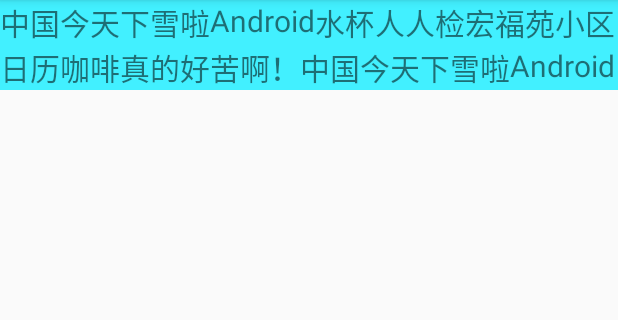
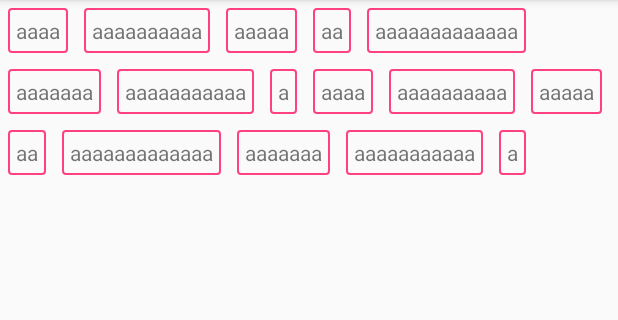
Before and after one commit to xuchengpu/CustomControl, an Android app: the FlowlayoutActivity screen opened directly, with no data from a screen before it, on a phone screen of 412 x 824 dp, the part 84-404 px from its top. Run offline under Robolectric (Android 15) with nearby library versions, the light colour scheme and no system bars; our stand-ins replace ButterKnife.

Commit message:
给流式布局添加适配器

```diff
--- a/app/src/main/java/com/xuchengpu/customcontrol/activitys/FlowlayoutActivity.java
+++ b/app/src/main/java/com/xuchengpu/customcontrol/activitys/FlowlayoutActivity.java
@@ -1,15 +1,77 @@
 package com.xuchengpu.customcontrol.activitys;
 
+import android.graphics.Color;
 import android.os.Bundle;
 import android.support.v7.app.AppCompatActivity;
+import android.view.LayoutInflater;
+import android.view.View;
+import android.view.ViewGroup;
+import android.widget.Toast;
 
 import com.xuchengpu.customcontrol.R;
+import com.xuchengpu.customcontrol.wiget.Flowlayout;
+
+import java.util.ArrayList;
+import java.util.List;
+
+import butterknife.ButterKnife;
+import butterknife.InjectView;
 
 public class FlowlayoutActivity extends AppCompatActivity {
+    @InjectView(R.id.flowlayout)
+    Flowlayout flowlayout;
+    private List<String> datas;
 
     @Override
     protected void onCreate(Bundle savedInstanceState) {
         super.onCreate(savedInstanceState);
         setContentView(R.layout.activity_flowlayout);
+        ButterKnife.inject(this);
+        initData();
+        initView();
+    }
+
+    private void initView() {
+        flowlayout.setAdapter(new FlowlayoutAdapter() {
+            @Override
+            public int getCount() {
+                return datas.size();
+            }
+
+            @Override
+            public View getView(final int position, ViewGroup parent) {
+                final android.widget.TextView textView = (android.widget.TextView) LayoutInflater.from(FlowlayoutActivity.this).inflate(R.layout.tag_view, parent, false);
+                textView.setText(datas.get(position));
+                textView.setOnClickListener(new View.OnClickListener() {
+                    @Override
+                    public void onClick(View v) {
+                        Toast.makeText(FlowlayoutActivity.this, "position=="+position, Toast.LENGTH_SHORT).show();
+                        textView.setBackgroundColor(Color.BLUE);
+                    }
+                });
+
+                return textView;
+            }
+        });
+    }
+
+    private void initData() {
+        datas = new ArrayList<>();
+        datas.add("aaaa");
+        datas.add("aaaaaaaaaa");
+        datas.add("aaaaa");
+        datas.add("aa");
+        datas.add("aaaaaaaaaaaaa");
+        datas.add("aaaaaaa");
+        datas.add("aaaaaaaaaaa");
+        datas.add("a");
+        datas.add("aaaa");
+        datas.add("aaaaaaaaaa");
+        datas.add("aaaaa");
+        datas.add("aa");
+        datas.add("aaaaaaaaaaaaa");
+        datas.add("aaaaaaa");
+        datas.add("aaaaaaaaaaa");
+        datas.add("a");
     }
 }
--- /dev/null
+++ b/app/src/main/java/com/xuchengpu/customcontrol/activitys/FlowlayoutAdapter.java
@@ -0,0 +1,16 @@
+package com.xuchengpu.customcontrol.activitys;
+
+import android.view.View;
+import android.view.ViewGroup;
+
+/**
+ * Created by 许成谱 on 2018/4/6 12:23.
+ * qq:1550540124
+ * 热爱生活每一天！
+ */
+
+public abstract class FlowlayoutAdapter {
+    public abstract int getCount();
+
+    public abstract View getView(int position, ViewGroup parent);
+}
--- a/app/src/main/java/com/xuchengpu/customcontrol/wiget/Flowlayout.java
+++ b/app/src/main/java/com/xuchengpu/customcontrol/wiget/Flowlayout.java
@@ -4,6 +4,8 @@
 import android.util.AttributeSet;
 import android.view.View;
 import android.view.ViewGroup;
+
+import com.xuchengpu.customcontrol.activitys.FlowlayoutAdapter;
 
 import java.util.ArrayList;
 import java.util.List;
@@ -15,7 +17,9 @@
  */
 
 public class Flowlayout extends ViewGroup {
+
     private List<List<View>> groups;//用来装一行一行的集合
+    private FlowlayoutAdapter adapter;
 
     public Flowlayout(Context context) {
         this(context, null);
@@ -33,45 +37,42 @@
     @Override
     protected void onMeasure(int widthMeasureSpec, int heightMeasureSpec) {
         super.onMeasure(widthMeasureSpec, heightMeasureSpec);
-        int width = MeasureSpec.getSize(widthMeasureSpec);
+        int width = MeasureSpec.getSize(widthMeasureSpec);//包含padding
         int height = 0;
         int maxHeight = 0;
 
+
+        List<View> lineViews = new ArrayList<>();//用来装每行的子view的集合
         groups.clear();//因为onmeasure方法不止调用一次
-        List<View> lineViews = new ArrayList<>();//用来装每行的子view的集合
+        groups.add(lineViews);//第一行先添加进来
 
-
-        int lineWidth = 0;
+        int lineWidth = getPaddingLeft() + getPaddingRight();
         //1、for循环测量子view
         int childCount = getChildCount();//获取子view数量
         for (int i = 0; i < childCount; i++) {
             View child = getChildAt(i);//获取子view
             measureChild(child, widthMeasureSpec, heightMeasureSpec);//此处测量后就可以获取子view的宽高
 
-            int childWidth = child.getMeasuredWidth();
-            int childHeight = child.getMeasuredHeight();
+            MarginLayoutParams params = (MarginLayoutParams) child.getLayoutParams();//仿照linearlayout重写generateLayoutParams（），获取自己的margin
+
+            int childWidth = child.getMeasuredWidth() + params.rightMargin + params.leftMargin;
+            int childHeight = child.getMeasuredHeight() + params.topMargin + params.bottomMargin;
 
             lineWidth += childWidth;//若干子view累积的宽度
 
-            if (lineWidth > width) {//累积的宽度与父布局的宽度比较
-                //超过父布局的宽度时
+            if (lineWidth > width) {//累积的宽度与父布局的宽度比较，超过父布局的宽度时
                 height += maxHeight;//每换一行就加上上一行的高度
                 maxHeight = 0;//上一行的高度清零
+                lineViews = new ArrayList<>();//新的一行就重新new一个集合来装一行的子view
                 groups.add(lineViews);//将每行的集合添加进装行数的总组中
-                lineViews = new ArrayList<>();//新的一行就重新new一个集合来装一行的子view
-                lineViews.add(child);//将每行的子view添加进每行的集合中
-                lineWidth = childWidth;//此处为另起一行，需要重置这一行的宽度为此行第一个子view的宽度
-            } else {
-                //不超过父布局的宽度
-
-                maxHeight = Math.max(maxHeight, childHeight);//取每行最大的高度值
-                lineViews.add(child);//将每行的子view添加进每行的集合中
+                lineWidth = childWidth + getPaddingLeft() + getPaddingRight();//此处为另起一行，需要重置这一行的宽度为此行第一个子view的宽度
             }
-
-
+            maxHeight = Math.max(maxHeight, childHeight);//取每行最大的高度值
+            lineViews.add(child);//将每行的子view添加进每行的集合中
         }
         //2、根据子view计算和指定自己的布局
-        setMeasuredDimension(width, height);
+        setMeasuredDimension(width, height + maxHeight + getPaddingTop() + getPaddingBottom());
+
 
     }
 
@@ -79,13 +80,54 @@
     protected void onLayout(boolean changed, int l, int t, int r, int b) {
         //3、循环遍历给每个子view指定位置
         int lineHeight = 0;
+        int maxHeight = 0;
+        boolean isTop = true;
         for (List<View> group : groups) {
-            int left = 0;
+            int left = getPaddingLeft();
+            if (isTop) {
+                lineHeight = getPaddingTop();//第一行才加上父布局的paddingTop
+                isTop = false;
+            }
             for (View child : group) {
-                child.layout(left, lineHeight, left+child.getMeasuredWidth(), lineHeight+child.getMeasuredHeight());
-                left += child.getMeasuredWidth();
+                MarginLayoutParams params = (MarginLayoutParams) child.getLayoutParams();//仿照linearlayout重写generateLayoutParams（），获取自己的margin
+                child.layout(left + params.leftMargin, lineHeight + params.topMargin, left + params.leftMargin + child.getMeasuredWidth(), lineHeight + params.topMargin + child.getMeasuredHeight());
+                left += child.getMeasuredWidth() + params.leftMargin + params.rightMargin;
+                maxHeight = Math.max(maxHeight, child.getHeight() + params.topMargin + params.bottomMargin);
             }
-            lineHeight += group.get(0).getHeight();
+
+            lineHeight += maxHeight;
+            maxHeight = 0;//新的一行最大高度重新计算
+        }
+    }
+
+    /**
+     * 获得view的margin等值
+     *
+     * @param attrs
+     * @return
+     */
+    @Override
+    public LayoutParams generateLayoutParams(AttributeSet attrs) {
+        return new MarginLayoutParams(getContext(), attrs);
+    }
+
+    /**
+     * 此处使用适配器模式，外界给view设置一个适配器，解耦
+     * @param adapter
+     */
+    public void setAdapter(FlowlayoutAdapter adapter) {
+
+        if (adapter == null) {
+            throw new NullPointerException();
+        }
+
+        this.adapter = adapter;
+
+        int count = adapter.getCount();
+
+        for (int i = 0; i < count; i++) {
+            View view = adapter.getView(i,this);
+            addView(view);
         }
     }
 }
--- /dev/null
+++ b/app/src/main/res/drawable/tag_shape.xml
@@ -0,0 +1,7 @@
+<?xml version="1.0" encoding="utf-8"?>
+<shape xmlns:android="http://schemas.android.com/apk/res/android">
+    <corners android:radius="2dp" />
+    <stroke
+        android:width="1dp"
+        android:color="@color/colorAccent" />
+</shape>
--- a/app/src/main/res/layout/activity_flowlayout.xml
+++ b/app/src/main/res/layout/activity_flowlayout.xml
@@ -5,91 +5,9 @@
     android:layout_width="match_parent"
     android:layout_height="match_parent"
     tools:context="com.xuchengpu.customcontrol.activitys.FlowlayoutActivity">
+
     <com.xuchengpu.customcontrol.wiget.Flowlayout
+        android:id="@+id/flowlayout"
         android:layout_width="match_parent"
-        android:background="#42f0ff"
-        android:layout_height="wrap_content">
-        <TextView
-            android:textSize="20sp"
-            android:layout_width="wrap_content"
-            android:layout_height="wrap_content"
-            android:text="中国"/>
-        <TextView
-            android:textSize="20sp"
-            android:layout_width="wrap_content"
-            android:layout_height="wrap_content"
-            android:text="今天下雪啦"/>
-        <TextView
-            android:textSize="20sp"
-            android:layout_width="wrap_content"
-            android:layout_height="wrap_content"
-            android:text="Android"/>
-        <TextView
-            android:textSize="20sp"
-            android:layout_width="wrap_content"
-            android:layout_height="wrap_content"
-            android:text="水杯"/>
-        <TextView
-            android:textSize="20sp"
-            android:layout_width="wrap_content"
-            android:layout_height="wrap_content"
-            android:text="人人检"/>
-        <TextView
-            android:textSize="20sp"
-            android:layout_width="wrap_content"
-            android:layout_height="wrap_content"
-            android:text="宏福苑小区"/>
-        <TextView
-            android:textSize="20sp"
-            android:layout_width="wrap_content"
-            android:layout_height="wrap_content"
-            android:text="日历"/>
-        <TextView
-            android:textSize="20sp"
-            android:layout_width="wrap_content"
-            android:layout_height="wrap_content"
-            android:text="咖啡真的好苦啊！"/>
-        <TextView
-            android:textSize="20sp"
-            android:layout_width="wrap_content"
-            android:layout_height="wrap_content"
-            android:text="中国"/>
-        <TextView
-            android:textSize="20sp"
-            android:layout_width="wrap_content"
-            android:layout_height="wrap_content"
-            android:text="今天下雪啦"/>
-        <TextView
-            android:textSize="20sp"
-            android:layout_width="wrap_content"
-            android:layout_height="wrap_content"
-            android:text="Android"/>
-        <TextView
-            android:textSize="20sp"
-            android:layout_width="wrap_content"
-            android:layout_height="wrap_content"
-            android:text="水杯"/>
-        <TextView
-            android:textSize="20sp"
-            android:layout_width="wrap_content"
-            android:layout_height="wrap_content"
-            android:text="人人检"/>
-        <TextView
-            android:textSize="20sp"
-            android:layout_width="wrap_content"
-            android:layout_height="wrap_content"
-            android:text="宏福苑小区"/>
-        <TextView
-            android:textSize="20sp"
-            android:layout_width="wrap_content"
-            android:layout_height="wrap_content"
-            android:text="日历"/>
-        <TextView
-            android:textSize="20sp"
-            android:layout_width="wrap_content"
-            android:layout_height="wrap_content"
-            android:text="咖啡真的好苦啊！"/>
-
-    </com.xuchengpu.customcontrol.wiget.Flowlayout>
-
+        android:layout_height="wrap_content" />
 </LinearLayout>
--- /dev/null
+++ b/app/src/main/res/layout/tag_view.xml
@@ -0,0 +1,10 @@
+<?xml version="1.0" encoding="utf-8"?>
+<TextView xmlns:android="http://schemas.android.com/apk/res/android"
+    android:layout_width="wrap_content"
+    android:layout_height="wrap_content"
+    android:layout_margin="5dp"
+    android:padding="5dp"
+    android:background="@drawable/tag_shape"
+    android:text="22222">
+
+</TextView>
```
